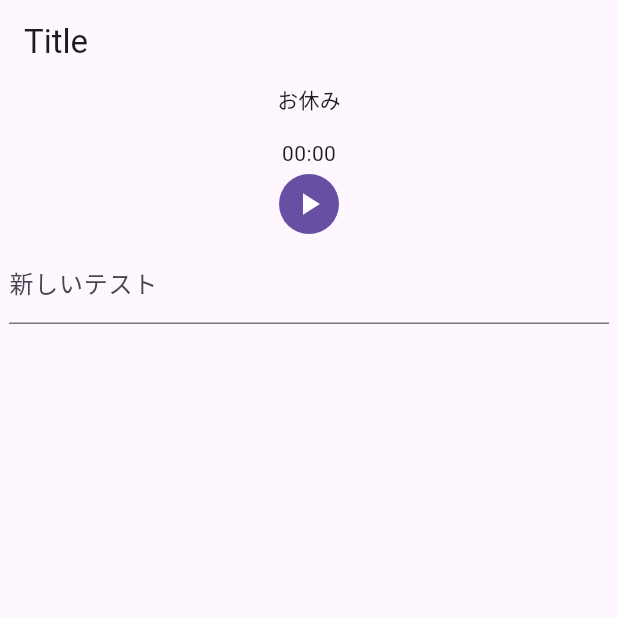
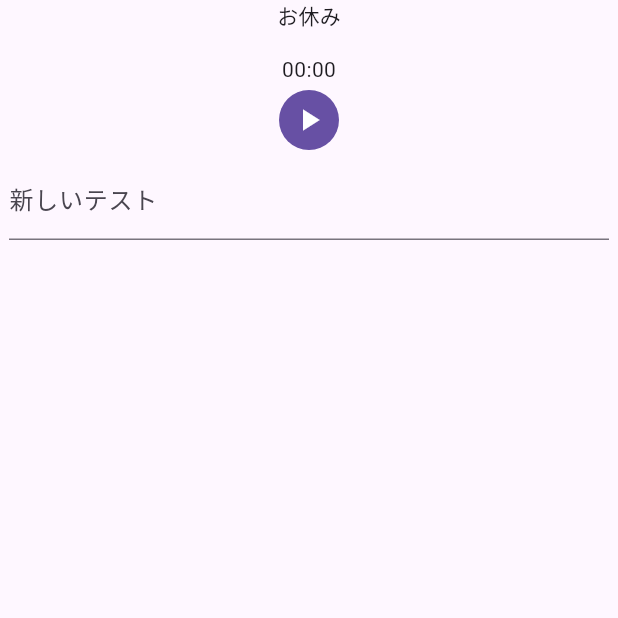
Before and after one commit to dicenull/pomodoro_headgear, a Flutter app: the screen it shows after launch, on a phone screen of 412 x 824 dp, the top half of it. Run offline on Flutter 3.47's test engine with Material 3 defaults, Android fonts, the light colour scheme and no system bars; our stand-ins replace auto_route, flutter_hooks, freezed_annotation, gap, hooks_riverpod, riverpod_annotation; generated files the repository leaves out were written again.

Commit message:
🚿 タイトルを削除

```diff
--- a/lib/pages/home_page.dart
+++ b/lib/pages/home_page.dart
@@ -11,11 +11,8 @@ class HomePage extends HookConsumerWidget {
   Widget build(BuildContext context, WidgetRef ref) {
     ref.watch(headgearControllerProvider);
 
-    return Scaffold(
-      appBar: AppBar(
-        title: const Text('Title'),
-      ),
-      body: const Column(
+    return const Scaffold(
+      body: Column(
         children: [
           Center(child: PomodoroTimer()),
           Flexible(
```
